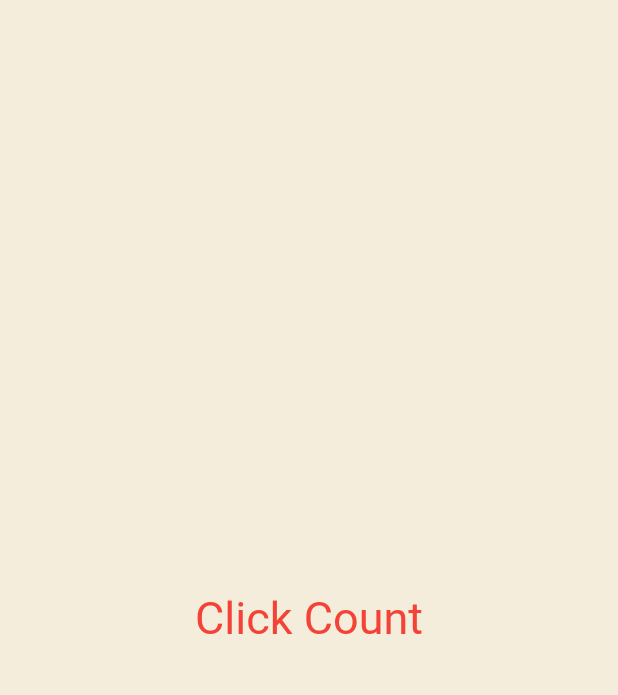
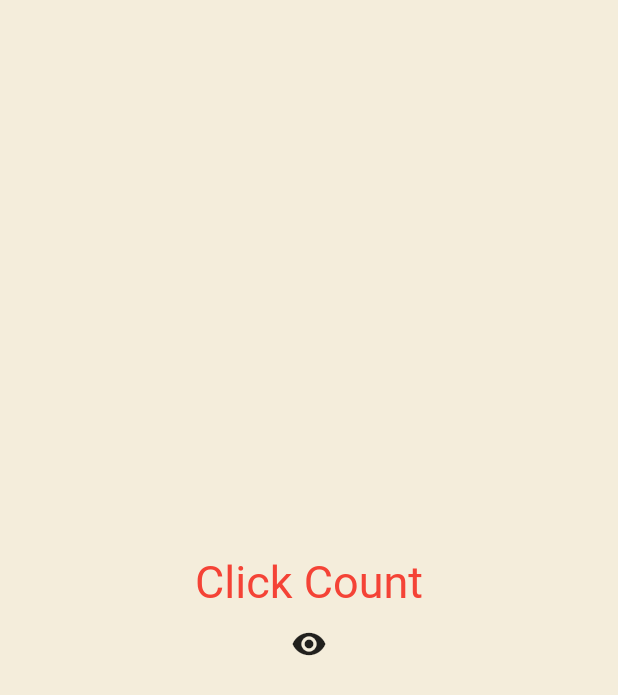
Before and after one commit to yanJuicy/stateful, a Flutter app: the screen it shows after launch, on a phone screen of 412 x 824 dp. Shown: the top 695 px of the screen. Run offline on Flutter 3.47's test engine with Material 2 defaults, Android fonts, the phone set to English and light mode, and no system bars.

```diff
--- a/lib/main.dart
+++ b/lib/main.dart
@@ -12,6 +12,14 @@ class App extends StatefulWidget {
 }
 
 class _AppState extends State<App> {
+  bool showTitle = true;
+
+  void toggleTitle() {
+    setState(() {
+      showTitle = !showTitle;
+    });
+  }
+
   @override
   Widget build(BuildContext context) {
     return MaterialApp(
@@ -22,15 +30,21 @@ class _AppState extends State<App> {
           ),
         ),
       ),
-      home: const Scaffold(
-        backgroundColor: Color(
+      home: Scaffold(
+        backgroundColor: const Color(
           0xFFF4EDDB,
         ),
         body: Center(
           child: Column(
             mainAxisAlignment: MainAxisAlignment.center,
             children: [
-              MyLargeTitle(),
+              showTitle ? const MyLargeTitle() : const Text("nothing"),
+              IconButton(
+                icon: const Icon(
+                  Icons.remove_red_eye,
+                ),
+                onPressed: toggleTitle,
+              ),
             ],
           ),
         ),
@@ -39,13 +53,31 @@ class _AppState extends State<App> {
   }
 }
 
-class MyLargeTitle extends StatelessWidget {
+class MyLargeTitle extends StatefulWidget {
   const MyLargeTitle({
     super.key,
   });
 
   @override
+  State<MyLargeTitle> createState() => _MyLargeTitleState();
+}
+
+class _MyLargeTitleState extends State<MyLargeTitle> {
+  @override
+  void initState() {
+    super.initState();
+    print('initState');
+  }
+
+  @override
+  void dispose() {
+    super.dispose();
+    print("dispose");
+  }
+
+  @override
   Widget build(BuildContext context) {
+    print("build");
     return Text(
       "Click Count",
       style: TextStyle(
```
